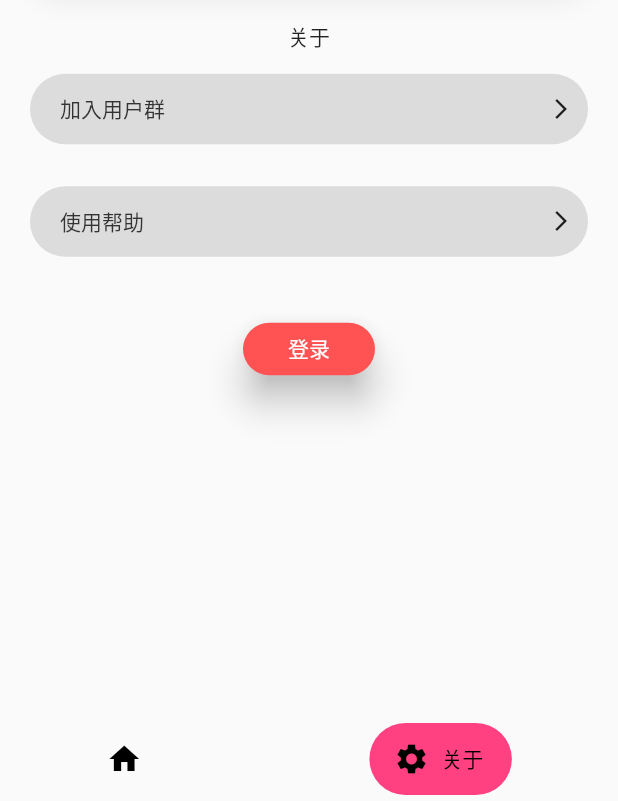
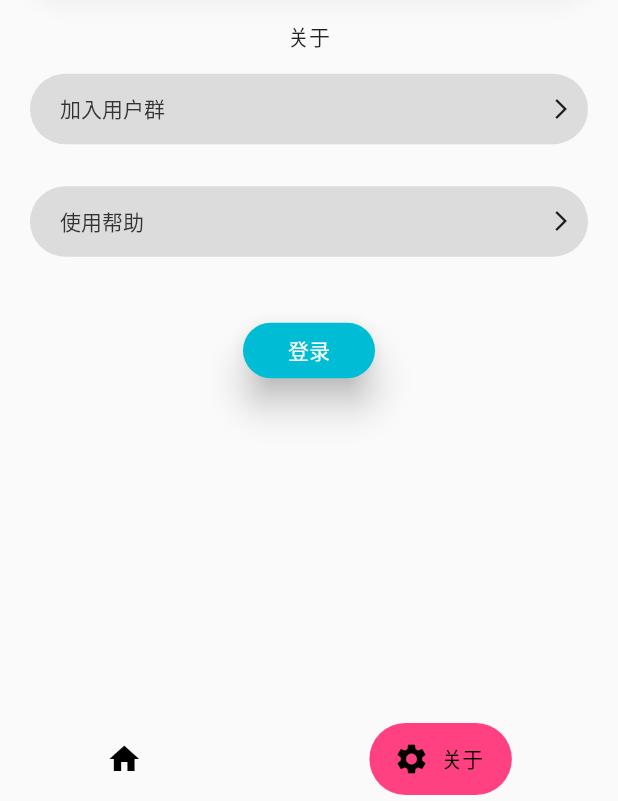
Before and after one commit to CustedNG/ToastNeko, a Flutter app: the screen it shows after launch, after a tap on the "settings" icon, on a phone screen of 412 x 824 dp, the part 435-1236 px from its top. Run offline on Flutter 3.47's test engine with Material 2 defaults, Android fonts, the phone set to English and light mode, and no system bars; drawn by our look-alikes of blurrycontainer; our stand-ins replace animated_splash_screen, cached_network_image, dio, get_it, hive, page_transition and 2 more; missing offline and left inert: fab_circular_menu, flutter_advanced_networkimage; accounts and stored records are empty; network calls fail; statements that could not run were skipped.

Commit message:
add update page optimized

```diff
--- a/lib/app.dart
+++ b/lib/app.dart
@@ -76,8 +76,9 @@ class _MyHomePageState extends State<MyHomePage> {
   Widget build(BuildContext context) {
     return Scaffold(
       body: PageView(
-        physics: NeverScrollableScrollPhysics(),
+        physics: BouncingScrollPhysics(),
         controller: _pageController,
+        onPageChanged: (index) => setState(() => _selectIndex = index),
         children: [
           HomePage(),
           InfoPage()
--- a/lib/data/ge.dart
+++ b/lib/data/ge.dart
@@ -1,4 +1,7 @@
 class Strs{
+  //version
+  static const int versionCode = 4;
+
   //url
   static const String baseUrl = 'https://neko.lacus.site';
   static const String apiVersion = '1';
--- a/lib/home.dart
+++ b/lib/home.dart
@@ -2,8 +2,10 @@ import 'dart:convert';
 
 import 'package:blurrycontainer/blurrycontainer.dart';
 import 'package:cat_gallery/data/ge.dart';
+import 'package:cat_gallery/locator.dart';
 import 'package:cat_gallery/route.dart';
 import 'package:cat_gallery/store/cat_store.dart';
+import 'package:cat_gallery/utils.dart';
 import 'package:cat_gallery/widget/custom_image.dart';
 import 'package:cat_gallery/widget/status_bar_overlay.dart';
 import 'package:flutter/material.dart';
@@ -28,16 +30,19 @@ class _HomePageState extends State<HomePage>
   AnimationController _controller;
   CurvedAnimation _curvedAnimation;
   double _scale;
-  CatStore catStore = CatStore();
-  bool isBusy = true;
+  CatStore catStore = locator<CatStore>();
+  bool isBusy;
   Map<String, dynamic> catData;
 
   Future<void> initData() async {
-    await catStore.init();
+    isBusy = true;
+
     catData = json.decode(catStore.allCats.fetch());
     final nekoList = catData['neko_list'];
+
     _index = nekoList.length - 1;
     _fixedExtentScrollController = FixedExtentScrollController(initialItem: _index);
+
     nekoList.forEach((cat){
       Map<String, dynamic> catJson = json.decode(catStore.fetch(cat[Strs.keyCatId]));
       List<String> imgs = [];
@@ -57,12 +62,14 @@ class _HomePageState extends State<HomePage>
     setState(() {
       isBusy = false;
     });
+    checkVersion(context);
   }
 
   @override
   void initState() {
     super.initState();
     initData();
+
     _controller = AnimationController(
       vsync: this,
       lowerBound: 0.0,
@@ -73,6 +80,7 @@ class _HomePageState extends State<HomePage>
         parent: _controller,
         curve: Curves.easeInOutCubic
     )..addListener(() { setState(() {});});
+
     Future.delayed(
         Duration(milliseconds: 477), () =>
         _fixedExtentScrollController.animateToItem(0,
--- a/lib/info.dart
+++ b/lib/info.dart
@@ -3,6 +3,7 @@ import 'package:cat_gallery/data/user_provider.dart';
 import 'package:cat_gallery/login.dart';
 import 'package:cat_gallery/route.dart';
 import 'package:cat_gallery/utils.dart';
+import 'package:cat_gallery/widget/round_btn.dart';
 import 'package:flutter/material.dart';
 import 'package:provider/provider.dart';
 import 'widget/round_shape.dart';
@@ -130,8 +131,8 @@ class _InfoPageState extends State<InfoPage> with TickerProviderStateMixin{
         ),
         SizedBox(height: 40),
         !user.loggedIn
-            ? _logInOutBtn(context, '登录', Colors.redAccent, () => AppRoute(LoginPage()).go(context))
-            : _logInOutBtn(context, '退出登录', Colors.redAccent, () => user.logout())
+            ? RoundBtn('登录', Colors.cyan, () => AppRoute(LoginPage()).go(context)).build(context)
+            : RoundBtn('退出登录', Colors.redAccent, () => user.logout()).build(context)
         ,
         SizedBox(height: 40.0)
       ],
@@ -162,21 +163,4 @@ class _InfoPageState extends State<InfoPage> with TickerProviderStateMixin{
       ],
     );
   }
-
-  Widget _logInOutBtn(BuildContext context, String btnName, Color color,
-      GestureTapCallback onTap) {
-    return Container(
-      height: 35.0,
-      child: Material(
-        elevation: 10.0,
-        color: color,
-        shape: RoundedRectangleBorder(
-          borderRadius: BorderRadius.all(Radius.circular(40.0)),
-        ),
-        clipBehavior: Clip.antiAlias,
-        child: MaterialButton(
-            child: Text(btnName), textColor: Colors.white, onPressed: onTap),
-      ),
-    );
-  }
 }
--- /dev/null
+++ b/lib/widget/round_btn.dart
@@ -0,0 +1,31 @@
+import 'package:flutter/material.dart';
+
+class RoundBtn extends StatelessWidget{
+  final btnName;
+  final btnColor;
+  final onTap;
+
+  const RoundBtn(this.btnName, this.btnColor, this.onTap);
+
+  @override
+  Widget build(BuildContext context) {
+    return _logInOutBtn(context, btnName, btnColor, onTap);
+  }
+
+  Widget _logInOutBtn(BuildContext context, String btnName, Color color,
+      GestureTapCallback onTap) {
+    return Container(
+      height: 37.0,
+      child: Material(
+        elevation: 10.0,
+        color: color,
+        shape: RoundedRectangleBorder(
+          borderRadius: BorderRadius.all(Radius.circular(40.0)),
+        ),
+        clipBehavior: Clip.antiAlias,
+        child: MaterialButton(
+            child: Text(btnName), textColor: Colors.white, onPressed: onTap),
+      ),
+    );
+  }
+}
```
Also changed, not shown: lib/update.dart (added, +30 -0 lines), lib/utils.dart (+21 -0 lines), 3 other files.
